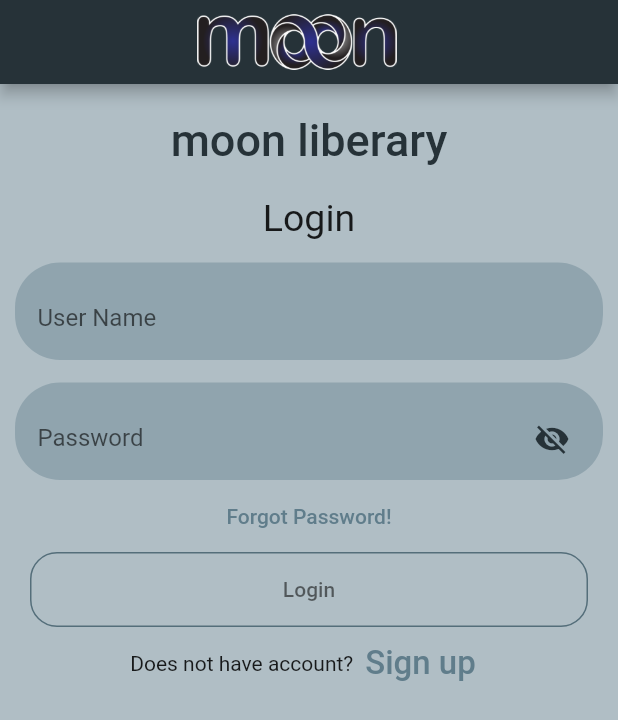
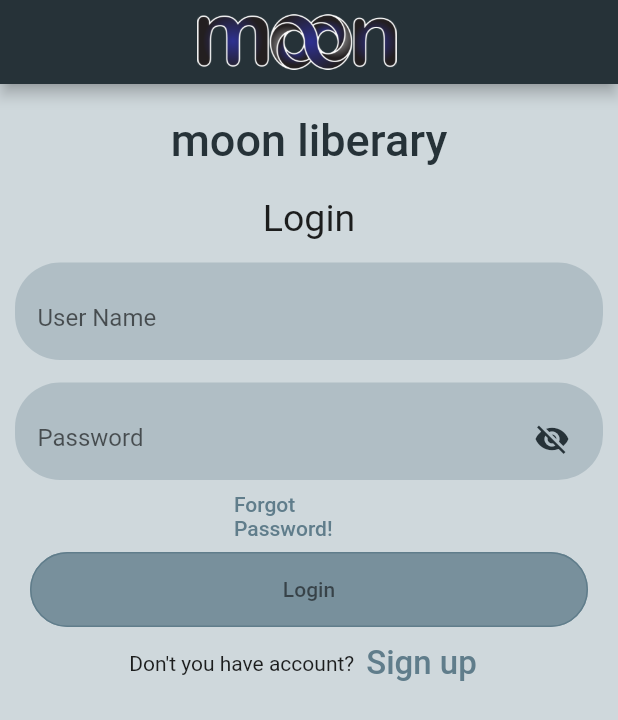
Before and after one commit to Amirmahdi-Eghbali/AP-project-moon-, a Flutter app: the screen it shows after launch, on a phone screen of 412 x 824 dp. Shown: the top 720 px of the screen. Run offline on Flutter 3.47's test engine with Material 2 defaults, Android fonts, the phone set to English and light mode, and no system bars.

```diff
--- a/lib/main.dart
+++ b/lib/main.dart
@@ -11,7 +11,7 @@ class App extends StatelessWidget {
         primarySwatch: Colors.blueGrey,
       ),
       home: Scaffold(
-        backgroundColor: Colors.blueGrey[200],
+        backgroundColor: Colors.blueGrey[100],
         appBar: AppBar(
           backgroundColor: Colors.blueGrey[900],
           title: Row(
@@ -28,7 +28,7 @@ class App extends StatelessWidget {
             ],
           ),
         ),
-        body: LoginPage(),
+        body: SafeArea(child: LoginPage()),
       ),
     );
   }
@@ -79,27 +79,24 @@ class _LoginPageState extends State<LoginPage> {
               padding: EdgeInsets.fromLTRB(15, 10, 10, 0),
               decoration: BoxDecoration(
                   borderRadius: BorderRadius.circular(30),
-                  color: Colors.blueGrey.shade300
-              ),
+                  color: Colors.blueGrey.shade200),
               child: TextFormField(
-
                 keyboardType: TextInputType.text,
                 controller: userNameController,
                 obscureText: !_passwordVisible,
                 decoration: InputDecoration(
-                  border: InputBorder.none,
-                    labelText: 'User Name', hintText: 'Enter your Email'),
+                    border: InputBorder.none,
+                    labelText: 'User Name',
+                    hintText: 'Enter your Email'),
               ),
             ),
             Container(
               height: 65,
               padding: EdgeInsets.fromLTRB(15, 10, 10, 0),
               margin: EdgeInsets.symmetric(vertical: 0),
-
               decoration: BoxDecoration(
-                borderRadius: BorderRadius.circular(30),
-                color: Colors.blueGrey.shade300
-              ),
+                  borderRadius: BorderRadius.circular(30),
+                  color: Colors.blueGrey.shade200),
               child: TextFormField(
                 keyboardType: TextInputType.text,
                 controller: passwordController,
@@ -124,17 +121,17 @@ class _LoginPageState extends State<LoginPage> {
                 ),
               ),
             ),
-            TextButton(
-              style: TextButton.styleFrom(
-                shadowColor: Colors.black
-              ),
+            Container(
+              padding: EdgeInsets.fromLTRB(138, 0, 138, 0),
+            child: TextButton(
+              style: TextButton.styleFrom(shadowColor: Colors.black),
               onPressed: () {
                 //forgot password screen
               },
-              child: const Text(
+              child: Text(
                 'Forgot Password!',
-
               ),
+            ),
             ),
             Container(
                 height: 50,
@@ -146,12 +143,13 @@ class _LoginPageState extends State<LoginPage> {
                           EdgeInsets.all(10)),
                       foregroundColor:
                           MaterialStateProperty.all<Color>(Colors.black54),
-                      backgroundColor:
-                      MaterialStateProperty.all<Color>(Colors.blueGrey.shade200),
+                      backgroundColor: MaterialStateProperty.all<Color>(
+                          Colors.blueGrey.shade400),
                       shape: MaterialStateProperty.all<RoundedRectangleBorder>(
                           RoundedRectangleBorder(
-                              borderRadius: BorderRadius.circular(18.0),
-                              side: BorderSide(color: Colors.blueGrey.shade600)))),
+                              borderRadius: BorderRadius.circular(28.0),
+                              side: BorderSide(
+                                  color: Colors.blueGrey.shade500)))),
                   onPressed: () {
                     print(userNameController.text);
                     print(passwordController.text);
@@ -159,7 +157,7 @@ class _LoginPageState extends State<LoginPage> {
                 )),
             Row(
               children: <Widget>[
-                const Text('Does not have account?'),
+                Text('Don\'t you have account?'),
                 TextButton(
                   child: Text(
                     'Sign up',
```
Also changed, not shown: 26 other files.
